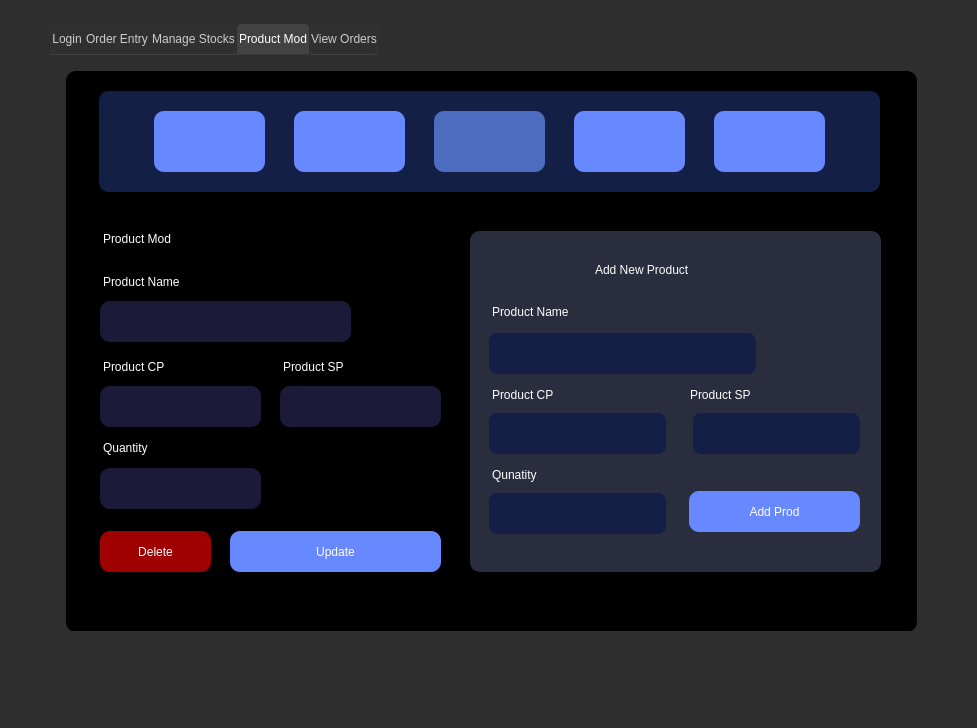
JinxSeven/retail-manager-lite, file assets/uiux/rma.ui: the form before one commit.
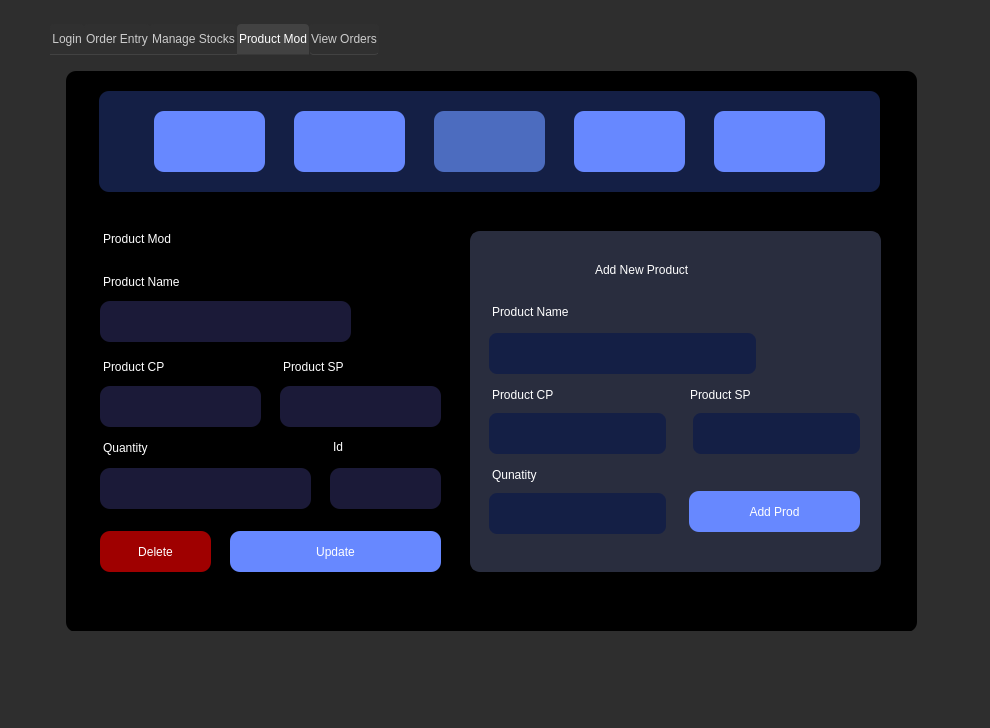
The form after the commit. Icons and pictures are not drawn.

What changed in the file:
```diff
--- a/assets/uiux/rma.ui
+++ b/assets/uiux/rma.ui
@@ -6,7 +6,7 @@
    <rect>
     <x>0</x>
     <y>0</y>
-    <width>977</width>
+    <width>990</width>
     <height>728</height>
    </rect>
   </property>
@@ -2308,7 +2308,7 @@
        <rect>
         <x>50</x>
         <y>417</y>
-        <width>161</width>
+        <width>211</width>
         <height>41</height>
        </rect>
       </property>
@@ -2421,6 +2421,44 @@
        <string/>
       </property>
      </widget>
+     <widget class="QLineEdit" name="prodModIdInp">
+      <property name="geometry">
+       <rect>
+        <x>280</x>
+        <y>417</y>
+        <width>111</width>
+        <height>41</height>
+       </rect>
+      </property>
+      <property name="styleSheet">
+       <string notr="true">color: white;
+font: 12pt &quot;Poppins&quot;;
+border-radius: 10px;
+background-color:rgb(27, 26, 56);
+padding:10px;</string>
+      </property>
+      <property name="readOnly">
+       <bool>true</bool>
+      </property>
+     </widget>
+     <widget class="QLabel" name="label_16">
+      <property name="geometry">
+       <rect>
+        <x>283</x>
+        <y>386</y>
+        <width>91</width>
+        <height>20</height>
+       </rect>
+      </property>
+      <property name="styleSheet">
+       <string notr="true">background-color:rgba(255, 255, 255, 0);
+font: 63 11pt &quot;Poppins SemiBold&quot;;
+color: white</string>
+      </property>
+      <property name="text">
+       <string>Id</string>
+      </property>
+     </widget>
     </widget>
     <widget class="QWidget" name="tab_4">
      <attribute name="title">
```
Left out of the diff: 55 changed lines with no effect on the pictures.
